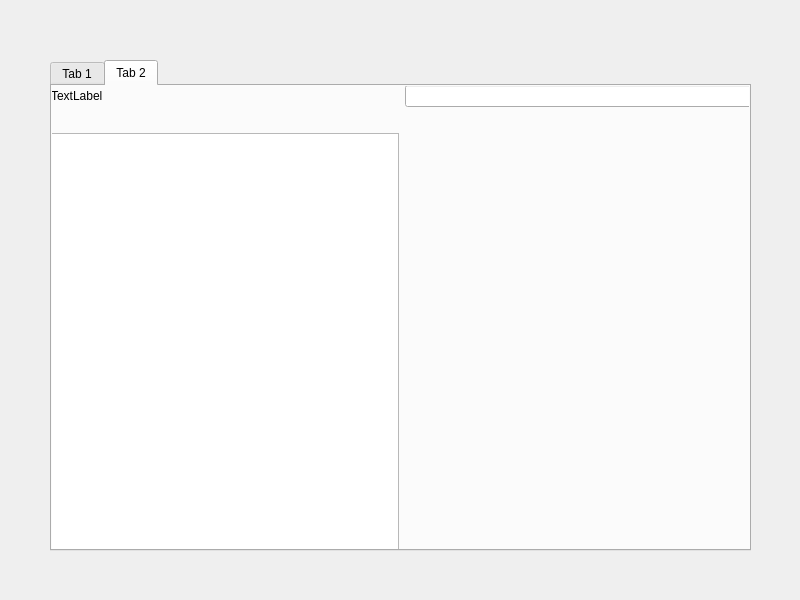
Old version of the form Window_Classes/UtilPages/UserPage/UserPage.ui in the repository interval-package/Library_Manage_System.
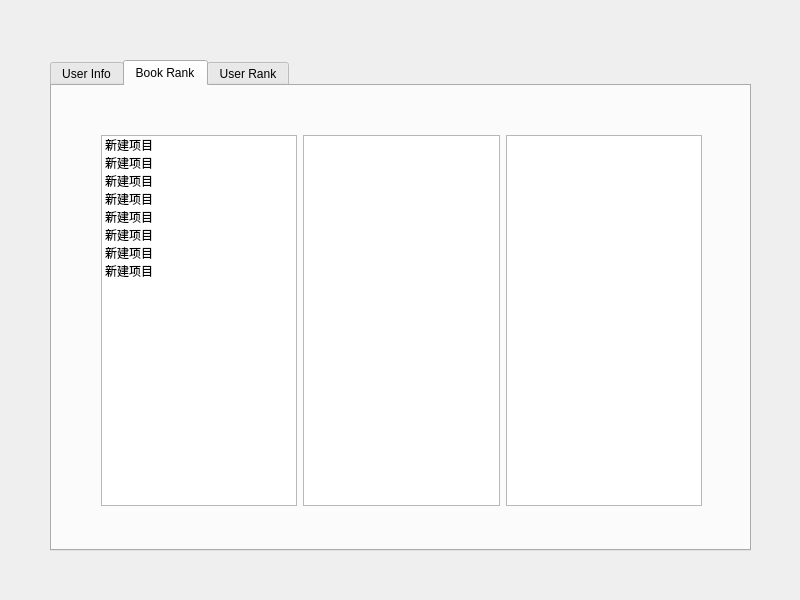
New version of the form. The open tabs and pages were chosen to show the change.

The edit to the form file:
```diff
--- a/Window_Classes/UtilPages/UserPage/UserPage.ui
+++ b/Window_Classes/UtilPages/UserPage/UserPage.ui
@@ -42,7 +42,7 @@
       </property>
       <widget class="QWidget" name="tab">
        <attribute name="title">
-        <string>Tab 1</string>
+        <string>User Info</string>
        </attribute>
        <widget class="QWidget" name="gridLayoutWidget_3">
         <property name="geometry">
@@ -58,7 +58,7 @@
       </widget>
       <widget class="QWidget" name="tab_2">
        <attribute name="title">
-        <string>Tab 2</string>
+        <string>Book Rank</string>
        </attribute>
        <widget class="QWidget" name="gridLayoutWidget_2">
         <property name="geometry">
@@ -70,35 +70,76 @@
          </rect>
         </property>
         <layout class="QGridLayout" name="gridLayout_2">
-         <item row="1" column="1">
-          <widget class="QLineEdit" name="lineEdit"/>
-         </item>
-         <item row="2" column="0" colspan="2">
-          <spacer name="horizontalSpacer">
-           <property name="orientation">
-            <enum>Qt::Horizontal</enum>
-           </property>
-           <property name="sizeHint" stdset="0">
-            <size>
-             <width>40</width>
-             <height>20</height>
-            </size>
-           </property>
-          </spacer>
-         </item>
-         <item row="1" column="0">
-          <widget class="QLabel" name="label">
-           <property name="text">
-            <string>TextLabel</string>
-           </property>
+         <property name="leftMargin">
+          <number>50</number>
+         </property>
+         <property name="topMargin">
+          <number>50</number>
+         </property>
+         <property name="rightMargin">
+          <number>50</number>
+         </property>
+         <property name="bottomMargin">
+          <number>50</number>
+         </property>
+         <item row="0" column="0">
+          <widget class="QListWidget" name="listWidget">
+           <item>
+            <property name="text">
+             <string>新建项目</string>
+            </property>
+           </item>
+           <item>
+            <property name="text">
+             <string>新建项目</string>
+            </property>
+           </item>
+           <item>
+            <property name="text">
+             <string>新建项目</string>
+            </property>
+           </item>
+           <item>
+            <property name="text">
+             <string>新建项目</string>
+            </property>
+           </item>
+           <item>
+            <property name="text">
+             <string>新建项目</string>
+            </property>
+           </item>
+           <item>
+            <property name="text">
+             <string>新建项目</string>
+            </property>
+           </item>
+           <item>
+            <property name="text">
+             <string>新建项目</string>
+            </property>
+           </item>
+           <item>
+            <property name="text">
+             <string>新建项目</string>
+            </property>
+           </item>
           </widget>
          </item>
-         <item row="3" column="0">
-          <widget class="QTableWidget" name="tableWidget"/>
+         <item row="0" column="1">
+          <widget class="QListView" name="listView"/>
+         </item>
+         <item row="0" column="2">
+          <widget class="QTableView" name="tableView"/>
          </item>
         </layout>
        </widget>
       </widget>
+      <widget class="QWidget" name="UserRank">
+       <attribute name="title">
+        <string>User Rank</string>
+       </attribute>
+      </widget>
      </widget>
     </item>
    </layout>
```
Left out of the diff: 26 changed lines with no effect on the pictures.
